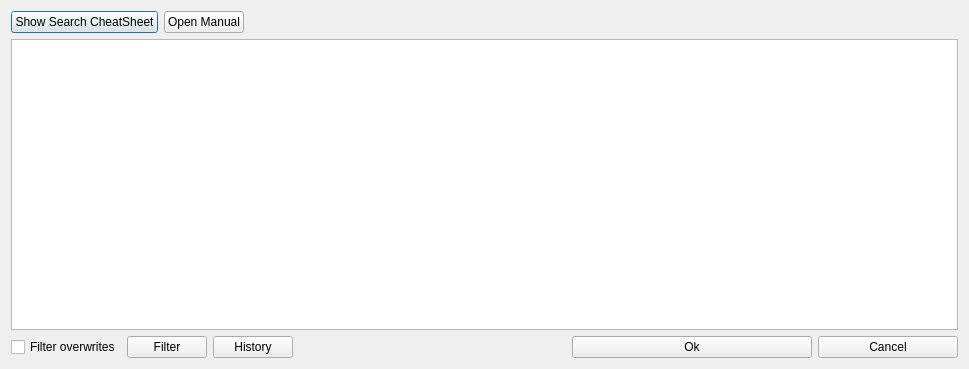
Qt form designer/search_box.ui (ijgnd/anki__BetterSearch) before a commit.
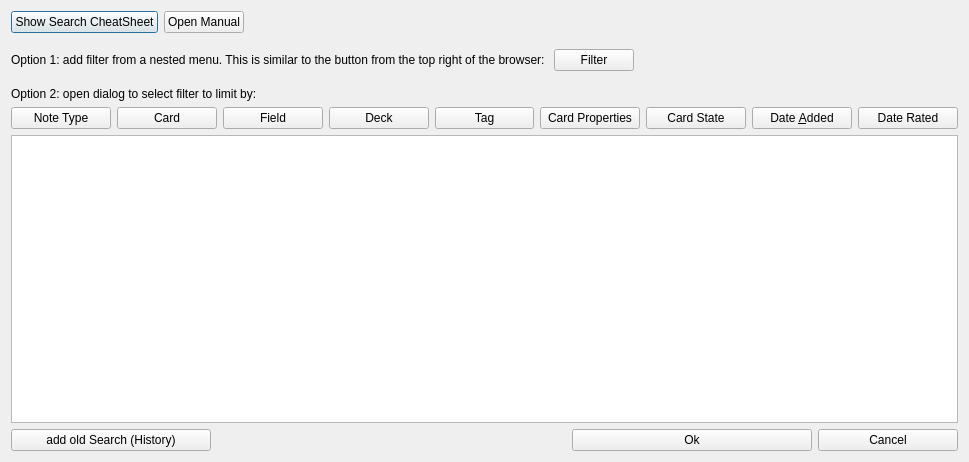
The same form after that commit.

Commit message: split up __init__.py, add buttons to multilinedialog (part 1)

What changed in the file:
```diff
--- a/designer/search_box.ui
+++ b/designer/search_box.ui
@@ -7,7 +7,7 @@
     <x>0</x>
     <y>0</y>
     <width>969</width>
-    <height>369</height>
+    <height>462</height>
    </rect>
   </property>
   <property name="windowTitle">
@@ -50,6 +50,143 @@
        </item>
       </layout>
      </item>
+     <item>
+      <spacer name="verticalSpacer">
+       <property name="orientation">
+        <enum>Qt::Vertical</enum>
+       </property>
+       <property name="sizeType">
+        <enum>QSizePolicy::Minimum</enum>
+       </property>
+       <property name="sizeHint" stdset="0">
+        <size>
+         <width>20</width>
+         <height>10</height>
+        </size>
+       </property>
+      </spacer>
+     </item>
+     <item>
+      <layout class="QHBoxLayout" name="horizontalLayout">
+       <item>
+        <widget class="QLabel" name="ql_filter">
+         <property name="text">
+          <string>Option 1: add filter from a nested menu. This is similar to the button from the top right of the browser: </string>
+         </property>
+        </widget>
+       </item>
+       <item>
+        <widget class="QPushButton" name="pb_filter">
+         <property name="text">
+          <string>Filter</string>
+         </property>
+        </widget>
+       </item>
+       <item>
+        <spacer name="horizontalSpacer_3">
+         <property name="orientation">
+          <enum>Qt::Horizontal</enum>
+         </property>
+         <property name="sizeHint" stdset="0">
+          <size>
+           <width>40</width>
+           <height>20</height>
+          </size>
+         </property>
+        </spacer>
+       </item>
+      </layout>
+     </item>
+     <item>
+      <spacer name="verticalSpacer_2">
+       <property name="orientation">
+        <enum>Qt::Vertical</enum>
+       </property>
+       <property name="sizeType">
+        <enum>QSizePolicy::Minimum</enum>
+       </property>
+       <property name="sizeHint" stdset="0">
+        <size>
+         <width>20</width>
+         <height>10</height>
+        </size>
+       </property>
+      </spacer>
+     </item>
+     <item>
+      <widget class="QLabel" name="label">
+       <property name="text">
+        <string>Option 2: open dialog to select filter to limit by:</string>
+       </property>
+      </widget>
+     </item>
+     <item>
+      <layout class="QHBoxLayout" name="horizontalLayout_3">
+       <item>
+        <widget class="QPushButton" name="pb_note_type">
+         <property name="text">
+          <string>Note Type</string>
+         </property>
+        </widget>
+       </item>
+       <item>
+        <widget class="QPushButton" name="pb_card">
+         <property name="text">
+          <string>Card</string>
+         </property>
+        </widget>
+       </item>
+       <item>
+        <widget class="QPushButton" name="pb_field">
+         <property name="text">
+          <string>Field</string>
+         </property>
+        </widget>
+       </item>
+       <item>
+        <widget class="QPushButton" name="pb_deck">
+         <property name="text">
+          <string>Deck</string>
+         </property>
+        </widget>
+       </item>
+       <item>
+        <widget class="QPushButton" name="pb_tag">
+         <property name="text">
+          <string>Tag</string>
+         </property>
+        </widget>
+       </item>
+       <item>
+        <widget class="QPushButton" name="pb_card_props">
+         <property name="text">
+          <string>Card Properties</string>
+         </property>
+        </widget>
+       </item>
+       <item>
+        <widget class="QPushButton" name="pb_card_state">
+         <property name="text">
+          <string>Card State</string>
+         </property>
+        </widget>
+       </item>
+       <item>
+        <widget class="QPushButton" name="pb_date_added">
+         <property name="text">
+          <string>Date &amp;Added</string>
+         </property>
+        </widget>
+       </item>
+       <item>
+        <widget class="QPushButton" name="pb_date_rated">
+         <property name="text">
+          <string>Date Rated</string>
+         </property>
+        </widget>
+       </item>
+      </layout>
+     </item>
      <item>
       <widget class="QPlainTextEdit" name="pte"/>
      </item>
@@ -58,24 +195,22 @@
      </item>
      <item>
       <layout class="QHBoxLayout" name="horizontalLayout_4">
-       <item>
-        <widget class="QCheckBox" name="cb_overwrite">
-         <property name="text">
-          <string>Filter overwrites</string>
-         </property>
-        </widget>
-       </item>
-       <item>
-        <widget class="QPushButton" name="pb_filter">
-         <property name="text">
-          <string>Filter</string>
-         </property>
-        </widget>
-       </item>
        <item>
         <widget class="QPushButton" name="pb_history">
+         <property name="sizePolicy">
+          <sizepolicy hsizetype="Fixed" vsizetype="Fixed">
+           <horstretch>0</horstretch>
+           <verstretch>0</verstretch>
+          </sizepolicy>
+         </property>
+         <property name="minimumSize">
+          <size>
+           <width>200</width>
+           <height>0</height>
+          </size>
+         </property>
          <property name="text">
-          <string>History</string>
+          <string>add old Search (History)</string>
          </property>
         </widget>
        </item>
```
Left out of the diff: 3 changed lines with no effect on the pictures. The commit also changes 7 other files.
